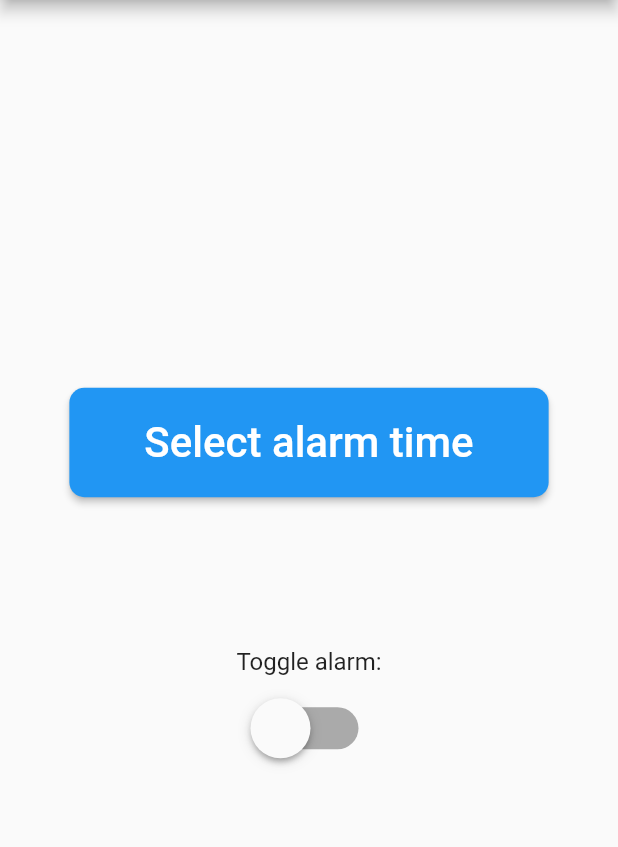
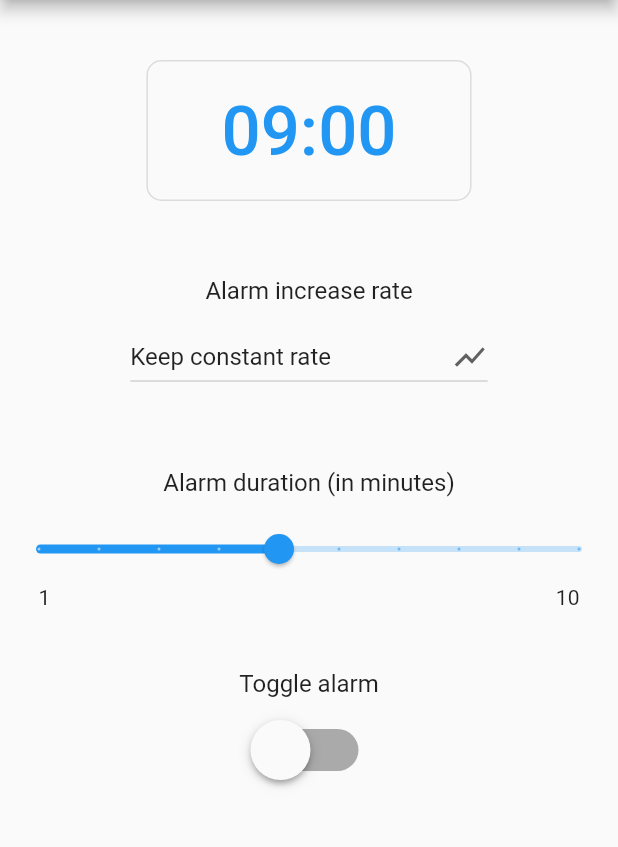
Before and after one commit to mpatajac/flutter-progressive-alarm, a Flutter app: the screen it shows after launch, on a phone screen of 412 x 824 dp, the part 84-931 px from its top. Run offline on Flutter 3.47's test engine with Material 2 defaults, Android fonts, the phone set to English and light mode, and no system bars; our stand-ins replace assets_audio_player; missing offline and left inert: android_alarm_manager.

Commit message:
Major progress

```diff
--- a/lib/main.dart
+++ b/lib/main.dart
@@ -1,9 +1,11 @@
 import 'dart:io';
+import 'dart:math';
 
 import 'package:flutter/material.dart';
 import 'package:android_alarm_manager/android_alarm_manager.dart';
 import 'package:assets_audio_player/assets_audio_player.dart';
-import 'package:volume/volume.dart';
+
+enum VolumeIncreaseRate { Speeding, Constant, Slowing }
 
 void main() async {
   WidgetsFlutterBinding.ensureInitialized();
@@ -31,9 +33,11 @@ class AlarmSetup extends StatefulWidget {
 
 class _AlarmSetupState extends State<AlarmSetup> {
   bool _alarmSet;
-  int _alarmID, _initialVolume;
+  int _alarmID;
   TimeOfDay _time;
   DateTime _alarmTime;
+  static int _alarmDuration;
+  static VolumeIncreaseRate _volumeIncreaseRate;
   static AssetsAudioPlayer _audioPlayer = AssetsAudioPlayer();
 
   @override
@@ -42,6 +46,8 @@ class _AlarmSetupState extends State<AlarmSetup> {
     _alarmSet = false;
     _alarmID = 0;
     _time = TimeOfDay(hour: 9, minute: 0);
+    _alarmDuration = 5;
+    _volumeIncreaseRate = VolumeIncreaseRate.Constant;
     _updateAlarmTime(); // initialize _alarmTime
 
     initAsync();
@@ -49,9 +55,6 @@ class _AlarmSetupState extends State<AlarmSetup> {
 
   void initAsync() async {
     await AndroidAlarmManager.initialize();
-
-    await Volume.controlVolume(AudioManager.STREAM_MUSIC);
-    _initialVolume = await Volume.getVol;
   }
 
   @override
@@ -63,17 +66,18 @@ class _AlarmSetupState extends State<AlarmSetup> {
       body: Builder(builder: (BuildContext context) {
         return Center(
           child: Column(
-            mainAxisAlignment: MainAxisAlignment.center,
+            mainAxisAlignment: MainAxisAlignment.start,
             children: <Widget>[
-              RaisedButton(
+              SizedBox(height: 40),
+              OutlineButton(
                   shape: RoundedRectangleBorder(
                       borderRadius: BorderRadius.circular(10)),
                   padding: EdgeInsets.symmetric(vertical: 20, horizontal: 50),
-                  color: Colors.blue,
-                  textColor: Colors.white,
+                  color: Colors.transparent,
+                  textColor: Colors.blue,
                   child: Text(
-                    'Select alarm time',
-                    style: TextStyle(fontSize: 28),
+                    '${_formatTime()}',
+                    style: TextStyle(fontSize: 46),
                   ),
                   onPressed: () async {
                     TimeOfDay chosenTime = await showTimePicker(
@@ -86,10 +90,61 @@ class _AlarmSetupState extends State<AlarmSetup> {
                       _updateAlarmTime();
                     }
                   }),
-              SizedBox(height: 100),
+              SizedBox(height: 50),
               Container(
                 child: Text(
-                  'Toggle alarm:',
+                  'Alarm increase rate',
+                  style: TextStyle(fontSize: 16),
+                ),
+                height: 30,
+              ),
+              DropdownButton(
+                value: _volumeIncreaseRate,
+                items: [
+                  DropdownMenuItem(
+                    child: Text("Start slow, gradualy speed up"),
+                    value: VolumeIncreaseRate.Speeding,
+                  ),
+                  DropdownMenuItem(
+                    child: Text("Keep constant rate"),
+                    value: VolumeIncreaseRate.Constant,
+                  ),
+                  DropdownMenuItem(
+                    child: Text("Start fast, gradualy slow down"),
+                    value: VolumeIncreaseRate.Slowing,
+                  ),
+                ],
+                onChanged: (VolumeIncreaseRate vir) =>
+                    _updateVolumeIncreaseRate(vir),
+                icon: Icon(Icons.show_chart),
+              ),
+              SizedBox(height: 50),
+              Container(
+                child: Text(
+                  'Alarm duration (in minutes)',
+                  style: TextStyle(fontSize: 16),
+                ),
+                height: 30,
+              ),
+              Slider(
+                min: 1,
+                max: 10,
+                divisions: 9,
+                value: _alarmDuration.toDouble(),
+                onChanged: (value) => _updateAlarmDuration(value.toInt()),
+                label: _alarmDuration.toString(),
+              ),
+              Wrap(
+                children: [
+                  Text("1"),
+                  Text("10"),
+                ],
+                spacing: MediaQuery.of(context).size.width - 75,
+              ),
+              SizedBox(height: 40),
+              Container(
+                child: Text(
+                  'Toggle alarm',
                   style: TextStyle(fontSize: 16),
                 ),
                 height: 30,
@@ -142,7 +197,7 @@ class _AlarmSetupState extends State<AlarmSetup> {
   // TODO: add waitTime (and 'exit'?)
   String _formSnackbarContent(bool alarmToggleState) {
     if (alarmToggleState) {
-      return 'Alarm set at ${_formatTime()}!';
+      return 'Alarm set for ${_formatTime()}!';
     }
 
     if (_didAlarmStart()) {
@@ -159,8 +214,8 @@ class _AlarmSetupState extends State<AlarmSetup> {
     } else {
       if (_didAlarmStart()) {
         /// Reset volume and stop the player/app
-        await Volume.setVol(_initialVolume);
         await _AlarmSetupState._audioPlayer.stop();
+        await _AlarmSetupState._audioPlayer.dispose();
 
         // TODO: replace delay with manual snackbar exit?
         Future.delayed(Duration(seconds: 5), () {
@@ -201,28 +256,59 @@ class _AlarmSetupState extends State<AlarmSetup> {
 
     setState(() {
       _alarmTime = alarmTime;
+      _alarmSet = false;
+    });
+  }
+
+  void _updateAlarmDuration(int duration) {
+    print(duration);
+
+    setState(() {
+      _alarmDuration = duration;
+      _alarmSet = false;
+    });
+  }
+
+  void _updateVolumeIncreaseRate(VolumeIncreaseRate volumeIncreaseRate) {
+    print(volumeIncreaseRate);
+
+    setState(() {
+      _volumeIncreaseRate = volumeIncreaseRate;
+      _alarmSet = false;
     });
   }
 
   static void _updateVolume() async {
-    /// Set volume
-    ///
-    /// Take control of music volume,
-    /// save initial volume
-    /// and set volume to 1 (minimum)
-    int volume = 1;
-    await Volume.setVol(volume);
+    // TODO: why is _alarmDuration == null ???
+    final int steps = _alarmDuration * 12;
+    final double timeDelta = 0.1 / _alarmDuration;
 
-    /// Progressively increase volume
-    while (volume < await Volume.getMaxVol) {
+    double currentTime = 0.0;
+    double volume = 0.0;
+
+    for (int i = 0; i < steps; ++i) {
       await Future.delayed(const Duration(seconds: 5), () async {
-        await Volume.setVol(++volume);
-        print("Increasing volume...\n");
+        volume = _determineVolume(currentTime);
+        await _AlarmSetupState._audioPlayer.setVolume(volume);
+        currentTime += timeDelta;
+        print("Increasing volume to: $volume");
       });
     }
 
-    /// Volume fine tuning
-    // audioPlayer.setVolume(0.5);
+    print("Maximum volume reached!");
+  }
+
+  double _determineVolume(double x) {
+    switch (_volumeIncreaseRate) {
+      case VolumeIncreaseRate.Constant:
+        return x;
+      case VolumeIncreaseRate.Speeding:
+        return pow(x, (10 / 6));
+      case VolumeIncreaseRate.Slowing:
+        return pow(x, (6 / 10));
+      default:
+        return x;
+    }
   }
 
   static void _alarm() async {
@@ -230,12 +316,13 @@ class _AlarmSetupState extends State<AlarmSetup> {
     const streamLink = "http://kepler.shoutca.st:8404/";
     try {
       await _AlarmSetupState._audioPlayer.open(Audio.liveStream(streamLink));
+      await _AlarmSetupState._audioPlayer.setVolume(0.0);
     } catch (e) {
       /// Use song as a backup
       await _AlarmSetupState._audioPlayer.open(Audio("assets/audio/test.mp3"));
       print("Stream not working.");
     }
 
-    // _updateVolume();
+    _updateVolume();
   }
 }
--- a/pubspec.yaml
+++ b/pubspec.yaml
@@ -31,7 +31,6 @@ dependencies:
 
   android_alarm_manager: '>=0.4.1 <2.0.0'
   assets_audio_player: ^2.0.9
-  volume: ^1.0.1
   flutter_launcher_icons: "^0.7.3"
 
 dev_dependencies:
```
Also changed, not shown: pubspec.lock.
